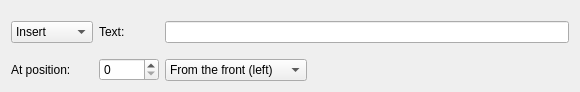
Above: Code/TransformProviders/transformprovider_insertoverwrite.ui from Nomen-Luni/Bionic-Batch-Renamer before the change. Below: the same form after it.
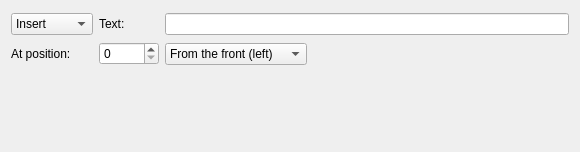
That is the form after the change.

The edit to the form file:
```diff
--- a/Code/TransformProviders/transformprovider_insertoverwrite.ui
+++ b/Code/TransformProviders/transformprovider_insertoverwrite.ui
@@ -7,7 +7,7 @@
     <x>0</x>
     <y>0</y>
     <width>580</width>
-    <height>92</height>
+    <height>152</height>
    </rect>
   </property>
   <property name="windowTitle">
@@ -40,6 +40,25 @@
      </item>
     </widget>
    </item>
+   <item row="1" column="1" alignment="Qt::AlignRight">
+    <widget class="QLabel" name="label_Text">
+     <property name="sizePolicy">
+      <sizepolicy hsizetype="Maximum" vsizetype="Preferred">
+       <horstretch>0</horstretch>
+       <verstretch>0</verstretch>
+      </sizepolicy>
+     </property>
+     <property name="minimumSize">
+      <size>
+       <width>60</width>
+       <height>0</height>
+      </size>
+     </property>
+     <property name="text">
+      <string>Text:</string>
+     </property>
+    </widget>
+   </item>
    <item row="3" column="0">
     <widget class="QLabel" name="label_AtPosition">
      <property name="text">
@@ -67,24 +86,18 @@
      </item>
     </widget>
    </item>
-   <item row="1" column="1">
-    <widget class="QLabel" name="label_Text">
-     <property name="sizePolicy">
-      <sizepolicy hsizetype="Maximum" vsizetype="Preferred">
-       <horstretch>0</horstretch>
-       <verstretch>0</verstretch>
-      </sizepolicy>
+   <item row="4" column="2">
+    <spacer name="verticalSpacer">
+     <property name="orientation">
+      <enum>Qt::Vertical</enum>
      </property>
-     <property name="minimumSize">
+     <property name="sizeHint" stdset="0">
       <size>
-       <width>60</width>
-       <height>0</height>
+       <width>20</width>
+       <height>40</height>
       </size>
      </property>
-     <property name="text">
-      <string>Text:</string>
-     </property>
-    </widget>
+    </spacer>
    </item>
   </layout>
  </widget>
```
